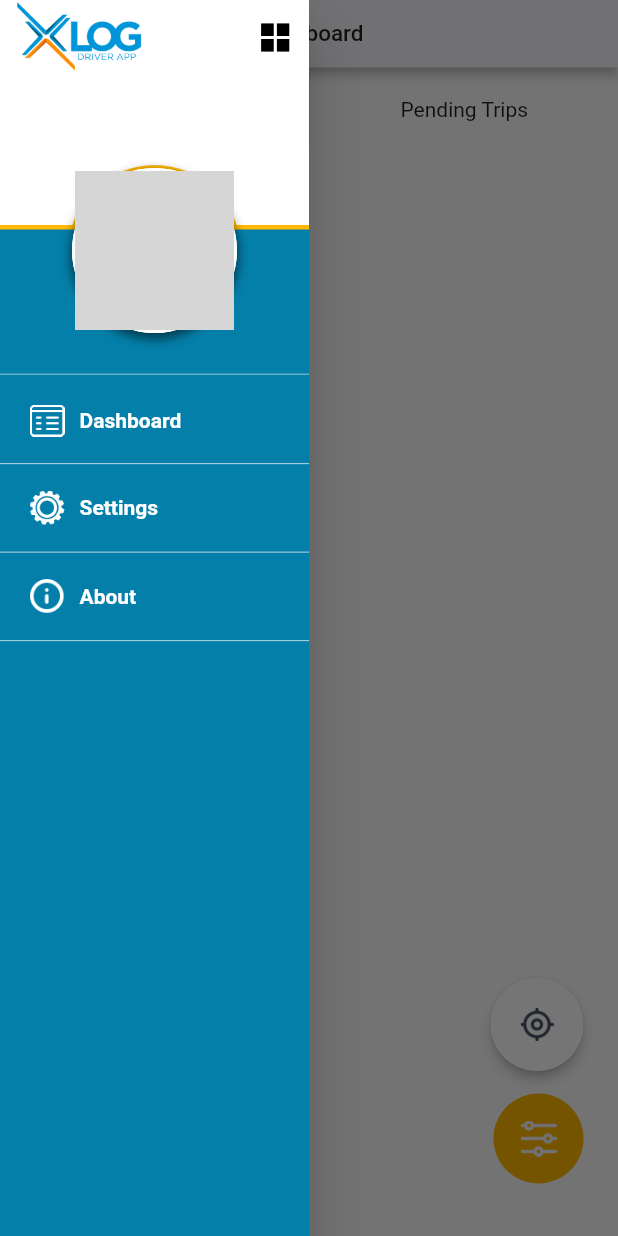
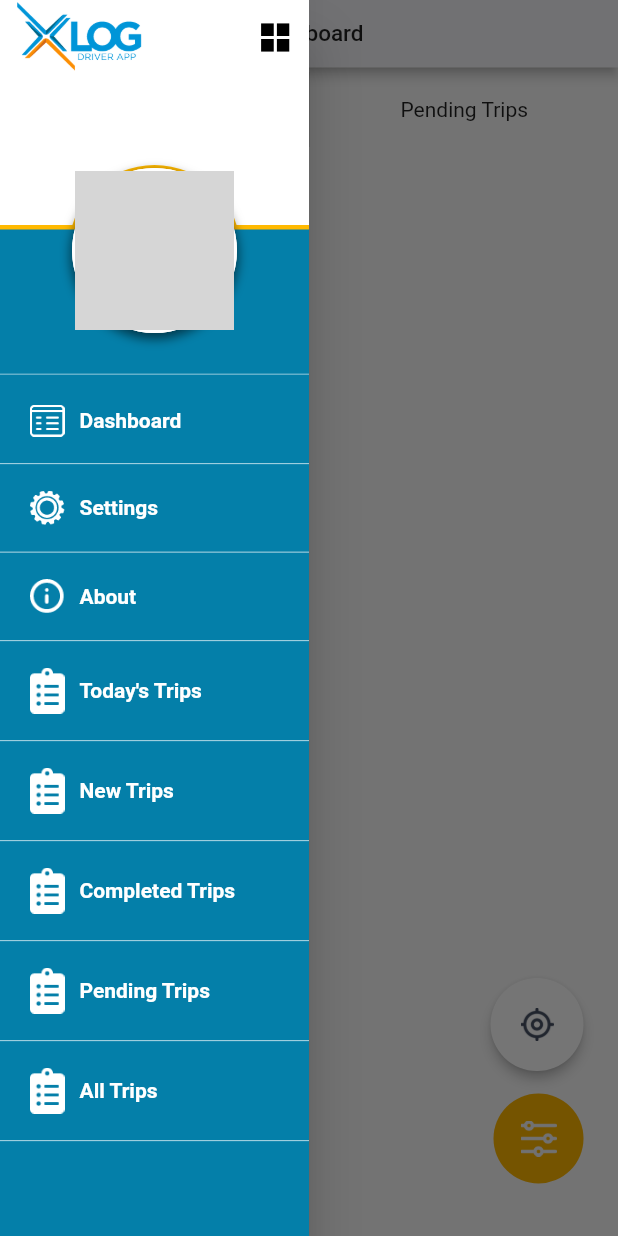
Before and after one commit to RhandallTimtiman/driver_app_v2, a Flutter app: the screen it shows after launch, with the side drawer open, on a phone screen of 412 x 824 dp. Run offline on Flutter 3.47's test engine with Material 2 defaults, Android fonts, the light colour scheme and no system bars; our stand-ins replace cached_network_image, get; network calls fail; grey boxes are pictures that could not be loaded.

Commit message:
added all trips page

```diff
--- a/lib/app/core/constants/app.routes.dart
+++ b/lib/app/core/constants/app.routes.dart
@@ -1,6 +1,7 @@
 // ignore_for_file: prefer_const_constructors
 import 'package:driver_app/app/data/models/models.dart';
 import 'package:driver_app/app/modules/bindings/bindings.dart';
+import 'package:driver_app/app/modules/screens/all_trips.screen.dart';
 import 'package:driver_app/app/modules/screens/screens.dart';
 import 'package:get/get.dart';
 
@@ -34,6 +35,26 @@ class AppRoutes {
       name: '/blackbox',
       page: () => BlackboxScreen(),
     ),
+    GetPage(
+      name: '/alltrips',
+      page: () => AllTrips('all_trip'),
+    ),
+    GetPage(
+      name: '/todaystrips',
+      page: () => AllTrips('today_trip'),
+    ),
+    GetPage(
+      name: '/newtrips',
+      page: () => AllTrips('new_trip'),
+    ),
+    GetPage(
+      name: '/pendingtrips',
+      page: () => AllTrips('pending_trip'),
+    ),
+    GetPage(
+      name: '/completedtrips',
+      page: () => AllTrips('completed_trip'),
+    ),
   ];
 
   static final List<DrawerItemModel> drawerRoutes = [
@@ -61,5 +82,45 @@ class AppRoutes {
       },
       width: 23,
     ),
+    DrawerItemModel(
+      routeName: "Today's Trips",
+      icon: 'assets/icons/alltrips.png',
+      onTap: () {
+        Get.toNamed('/todaystrips');
+      },
+      width: 23,
+    ),
+    DrawerItemModel(
+      routeName: 'New Trips',
+      icon: 'assets/icons/alltrips.png',
+      onTap: () {
+        Get.toNamed('/newtrips');
+      },
+      width: 23,
+    ),
+    DrawerItemModel(
+      routeName: 'Completed Trips',
+      icon: 'assets/icons/alltrips.png',
+      onTap: () {
+        Get.toNamed('/completedtrips');
+      },
+      width: 23,
+    ),
+    DrawerItemModel(
+      routeName: 'Pending Trips',
+      icon: 'assets/icons/alltrips.png',
+      onTap: () {
+        Get.toNamed('/pendingtrips');
+      },
+      width: 23,
+    ),
+    DrawerItemModel(
+      routeName: 'All Trips',
+      icon: 'assets/icons/alltrips.png',
+      onTap: () {
+        Get.toNamed('/alltrips');
+      },
+      width: 23,
+    ),
   ];
 }
--- a/lib/app/core/translation/messages.dart
+++ b/lib/app/core/translation/messages.dart
@@ -31,7 +31,12 @@ class Messages extends Translations {
           'blackbox_messages_label': 'Blackbox Messages',
           'trip_history_label': 'Trip History',
           'accept_all_label': 'Accept All',
-          'hint_enter_message': 'Enter your message'
+          'hint_enter_message': 'Enter your message',
+          'all_trip': 'All Trips',
+          'new_trip': 'New Trips',
+          'pending_trip': 'Pending Trips',
+          'completed_trip': 'Completed Trips',
+          'today_trip': "Today's Trips"
         },
         'de_DE': {
           'hello': 'Hallo Welt',
@@ -61,7 +66,12 @@ class Messages extends Translations {
           'blackbox_messages_label': 'Blackbox Messages',
           'trip_history_label': 'Trip History',
           'accept_all_label': 'Accept All',
-          'hint_enter_message': 'Enter your message'
+          'hint_enter_message': 'Enter your message',
+          'all_trip': 'All Trips',
+          'new_trip': 'New Trips',
+          'pending_trip': 'Pending Trips',
+          'completed_trip': 'Completed Trips',
+          'today_trip': "Today's Trips"
         },
       };
 }
```
Also changed, not shown: lib/app/modules/screens/all_trips.screen.dart (added, +62 -0 lines).
